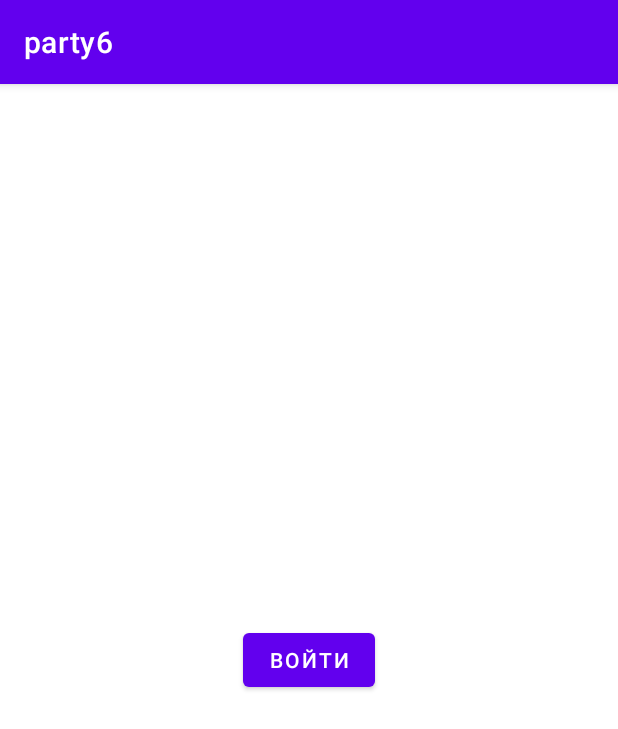
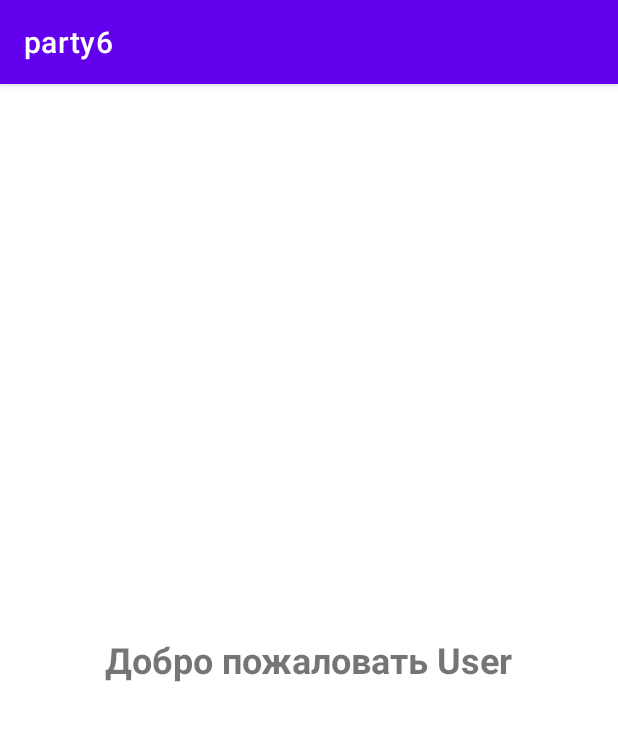
Before and after one commit to Arsenshmid/androidParty, an Android app: the MainActivity screen opened directly, with no data from a screen before it, on a phone screen of 412 x 824 dp. Shown: the top 729 px of the screen. Run offline under Robolectric (Android 15) with nearby library versions, the light colour scheme and no system bars.

Commit message:
авторизация работает

```diff
--- a/app/src/main/res/layout/activity_main.xml
+++ b/app/src/main/res/layout/activity_main.xml
@@ -1,5 +1,4 @@
-<!-- activity_main.xml -->
-
+<?xml version="1.0" encoding="utf-8"?>
 <LinearLayout xmlns:android="http://schemas.android.com/apk/res/android"
     xmlns:tools="http://schemas.android.com/tools"
     android:layout_width="match_parent"
@@ -13,15 +12,9 @@
         android:id="@+id/welcomeText"
         android:layout_width="wrap_content"
         android:layout_height="wrap_content"
-        android:text="Добро пожаловать"
         android:textSize="24sp"
         android:textStyle="bold"
-        android:visibility="gone" />
-
-    <Button
-        android:id="@+id/loginButton"
-        android:layout_width="wrap_content"
-        android:layout_height="wrap_content"
-        android:text="Войти" />
+        android:visibility="visible"
+        tools:visibility="visible" />
 
 </LinearLayout>
```
